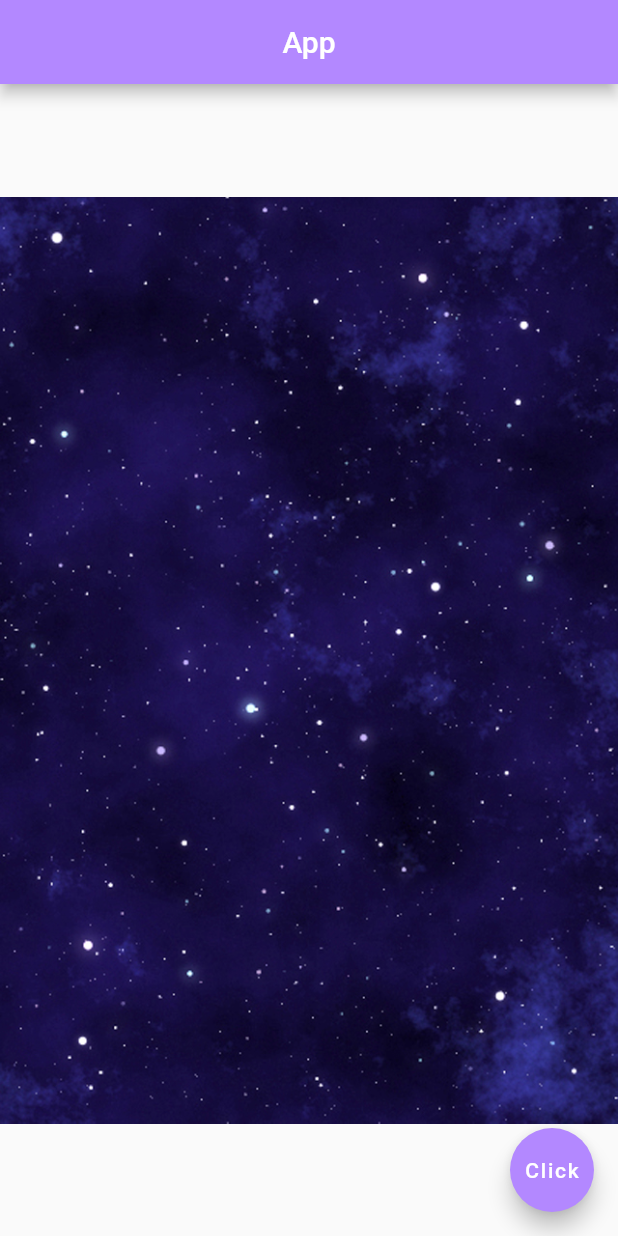
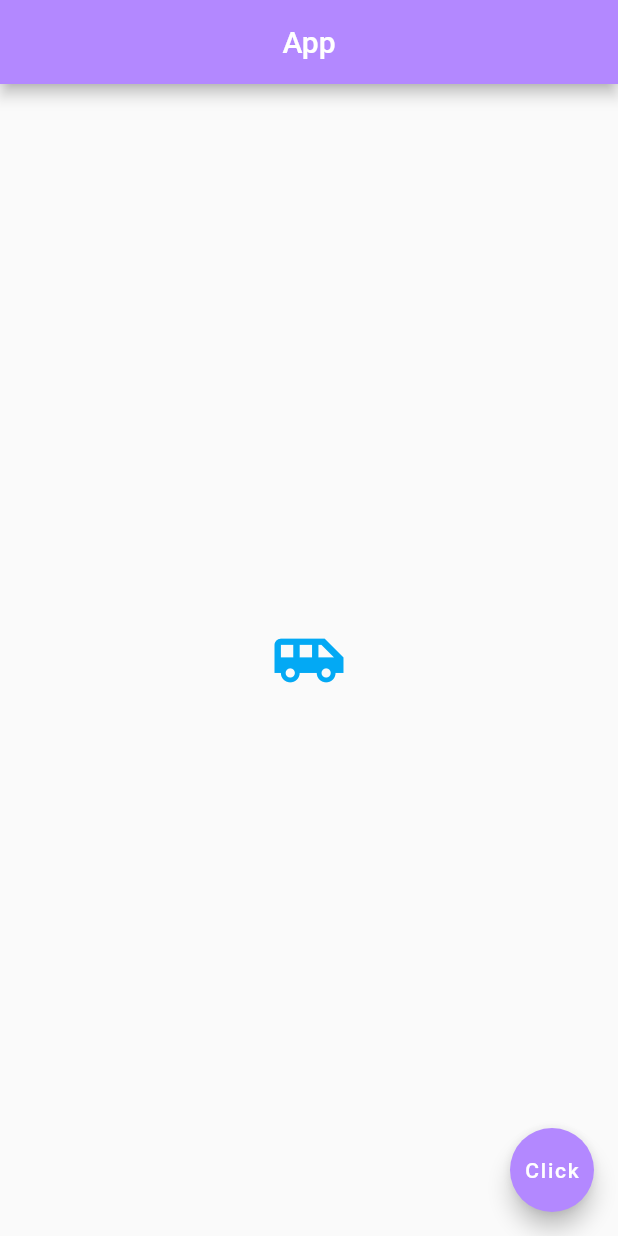
Before and after one commit to KeithChasen/simple-flutter-app, a Flutter app: the screen it shows after launch, on a phone screen of 412 x 824 dp. Run offline on Flutter 3.47's test engine with Material 2 defaults, Android fonts, the phone set to English and light mode, and no system bars.

Commit message:
example of icon

```diff
--- a/lib/main.dart
+++ b/lib/main.dart
@@ -14,8 +14,10 @@ class Home extends StatelessWidget {
         backgroundColor: Colors.deepPurpleAccent[100],
       ),
       body: Center(
-        child: Image(
-          image: AssetImage('assets/space.jpg'),
+        child: Icon(
+          Icons.airport_shuttle,
+          color: Colors.lightBlue,
+          size: 50,
         ),
       ),
       floatingActionButton: FloatingActionButton(
```
